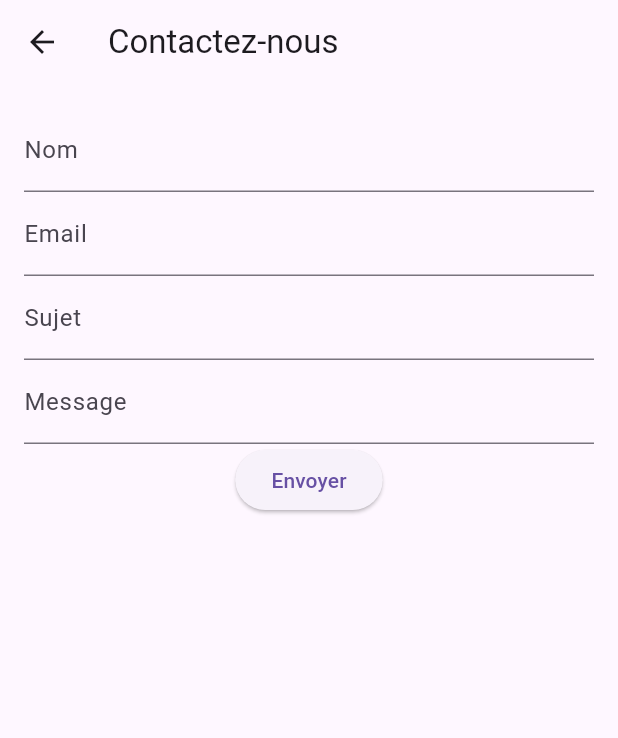
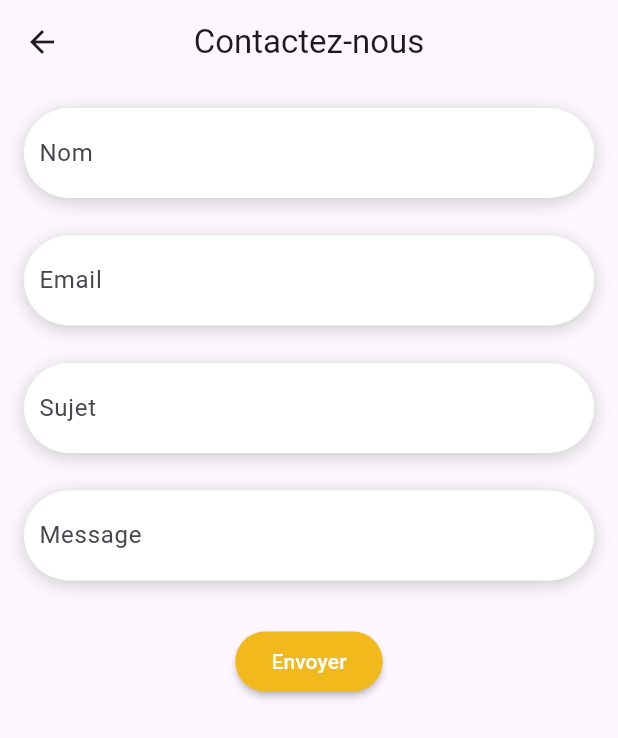
Before and after one commit to RomainConte/Yowl, a Flutter app: the SupportPage screen opened by its route, on a phone screen of 412 x 824 dp. Shown: the top 738 px of the screen. Run offline on Flutter 3.47's test engine with Material 3 defaults, Android fonts, the phone set to English and light mode, and no system bars; our stand-ins replace shared_preferences, timeago; missing offline and left inert: password_strength; accounts and stored records are empty.

Commit message:
[PUT] front support

```diff
--- a/yowl/lib/screens/support_screen.dart
+++ b/yowl/lib/screens/support_screen.dart
@@ -31,7 +31,8 @@ class _SupportPageState extends State<SupportPage> {
   Widget build(BuildContext context) {
     return Scaffold(
       appBar: AppBar(
-        title: Text('Contactez-nous'),
+        title: const Text('Contactez-nous'),
+        centerTitle: true,
       ),
       body: Padding(
         padding: EdgeInsets.all(16.0),
@@ -40,9 +41,28 @@ class _SupportPageState extends State<SupportPage> {
             key: _formKey,
             child: Column(
               children: <Widget>[
-                  TextFormField(
+                Row(
+                  children: [
+                    Expanded(
+                      child: Container(
+                        decoration: BoxDecoration(
+                          color: Colors.white,
+                          borderRadius: BorderRadius.circular(50),
+                          boxShadow: const [
+                            BoxShadow(
+                              color: Color.fromARGB(255, 202, 202, 202),
+                              blurRadius: 10,
+                              offset: Offset(0, 2.5),
+                            ),
+                          ],
+                        ),
+                        child: TextFormField(
                           controller: _nameController,
-                    decoration: InputDecoration(labelText: 'Nom'),
+                          decoration: const InputDecoration(
+                            labelText: 'Nom',
+                            border: InputBorder.none,
+                            contentPadding: EdgeInsets.all(10),
+                          ),
                           validator: (value) {
                             if (value == null || value.isEmpty) {
                               return 'Veuillez entrer votre nom';
@@ -50,9 +70,33 @@ class _SupportPageState extends State<SupportPage> {
                             return null;
                           },
                         ),
-                  TextFormField(
+                      ),
+                    ),
+                  ],
+                ),
+                const SizedBox(height: 25),
+                Row(
+                  children: [
+                    Expanded(
+                      child: Container(
+                        decoration: BoxDecoration(
+                          color: Colors.white,
+                          borderRadius: BorderRadius.circular(50),
+                          boxShadow: const [
+                            BoxShadow(
+                              color: Color.fromARGB(255, 202, 202, 202),
+                              blurRadius: 10,
+                              offset: Offset(0, 2.5),
+                            ),
+                          ],
+                        ),
+                        child: TextFormField(
                           controller: _emailController,
-                    decoration: InputDecoration(labelText: 'Email'),
+                          decoration: InputDecoration(
+                            labelText: 'Email',
+                            border: InputBorder.none,
+                            contentPadding: EdgeInsets.all(10),
+                          ),
                           validator: (value) {
                             if (value == null || value.isEmpty) {
                               return 'Veuillez entrer votre email';
@@ -60,9 +104,33 @@ class _SupportPageState extends State<SupportPage> {
                             return null;
                           },
                         ),
-                  TextFormField(
+                      ),
+                    ),
+                  ],
+                ),
+                const SizedBox(height: 25),
+                Row(
+                  children: [
+                    Expanded(
+                      child: Container(
+                        decoration: BoxDecoration(
+                          color: Colors.white,
+                          borderRadius: BorderRadius.circular(50),
+                          boxShadow: const [
+                            BoxShadow(
+                              color: Color.fromARGB(255, 202, 202, 202),
+                              blurRadius: 10,
+                              offset: Offset(0, 2.5),
+                            ),
+                          ],
+                        ),
+                        child: TextFormField(
                           controller: _subjectController,
-                    decoration: InputDecoration(labelText: 'Sujet'),
+                          decoration: InputDecoration(
+                            labelText: 'Sujet',
+                            border: InputBorder.none,
+                            contentPadding: EdgeInsets.all(10),
+                          ),
                           validator: (value) {
                             if (value == null || value.isEmpty) {
                               return 'Veuillez entrer un sujet';
@@ -70,9 +138,33 @@ class _SupportPageState extends State<SupportPage> {
                             return null;
                           },
                         ),
-                  TextFormField(
+                      ),
+                    ),
+                  ],
+                ),
+                const SizedBox(height: 25),
+                Row(
+                  children: [
+                    Expanded(
+                      child: Container(
+                        decoration: BoxDecoration(
+                          color: Colors.white,
+                          borderRadius: BorderRadius.circular(50),
+                          boxShadow: const [
+                            BoxShadow(
+                              color: Color.fromARGB(255, 202, 202, 202),
+                              blurRadius: 10,
+                              offset: Offset(0, 2.5),
+                            ),
+                          ],
+                        ),
+                        child: TextFormField(
                           controller: _messageController,
-                    decoration: InputDecoration(labelText: 'Message'),
+                          decoration: InputDecoration(
+                            labelText: 'Message',
+                            border: InputBorder.none,
+                            contentPadding: EdgeInsets.all(10),
+                          ),
                           validator: (value) {
                             if (value == null || value.isEmpty) {
                               return 'Veuillez entrer un message';
@@ -80,9 +172,26 @@ class _SupportPageState extends State<SupportPage> {
                             return null;
                           },
                         ),
-                  ElevatedButton(
+                      ),
+                    ),
+                  ],
+                ),
+                SizedBox(height: 30),
+                Row(
+                  mainAxisAlignment: MainAxisAlignment.center,
+                  children: [
+                    SizedBox(
+                      child: ElevatedButton(
+                        style: ElevatedButton.styleFrom(
+                            primary: Color.fromRGBO(241, 185, 28, 1),
+                            onPrimary: Colors.white,
+                            elevation: 2,
+                            maximumSize: const Size.fromWidth(200)),
                         onPressed: _submitForm,
                         child: Text('Envoyer'),
+                      ),
+                    ),
+                  ],
                 ),
               ],
             ),
```
Lines whose indentation alone changed are shown as unchanged.
